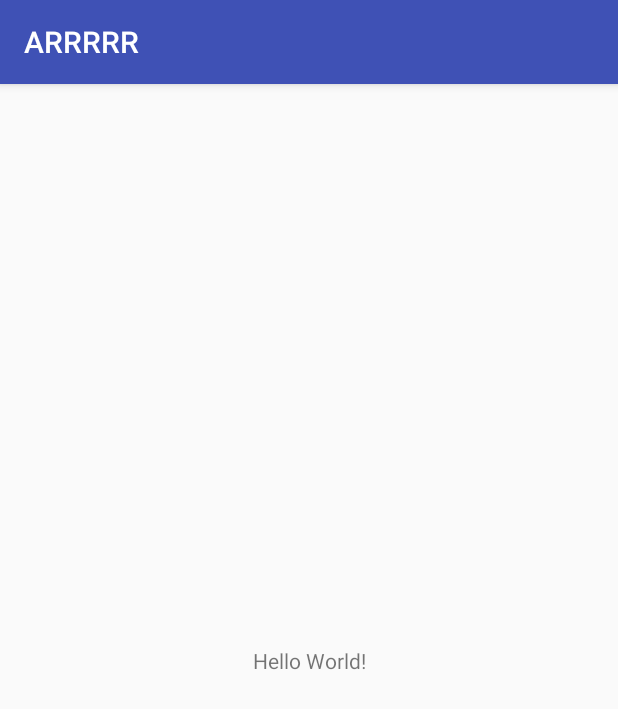
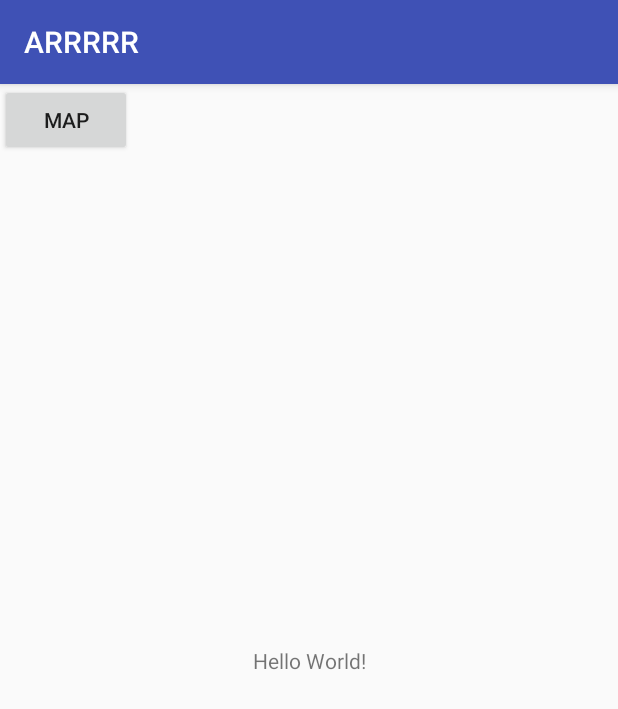
Before and after one commit to wnqi-K/ar-app, an Android app: the screen it shows after launch (MainActivity), on a phone screen of 412 x 824 dp. Shown: the top 709 px of the screen. Run offline under Robolectric (Android 15) with nearby library versions, the phone set to English and light mode, and no system bars.

Commit message:
add access to map activity

```diff
--- a/ARRRRR/app/src/main/java/com/comp30022/arrrrr/MainActivity.java
+++ b/ARRRRR/app/src/main/java/com/comp30022/arrrrr/MainActivity.java
@@ -1,13 +1,27 @@
 package com.comp30022.arrrrr;
 
+import android.content.Intent;
 import android.support.v7.app.AppCompatActivity;
 import android.os.Bundle;
+import android.view.View;
+import android.widget.Button;
 
 public class MainActivity extends AppCompatActivity {
+
+    private Button mBtnMap = null;
 
     @Override
     protected void onCreate(Bundle savedInstanceState) {
         super.onCreate(savedInstanceState);
         setContentView(R.layout.activity_main);
+        mBtnMap = (Button)findViewById(R.id.activity_main_btn_map);
+        mBtnMap.setOnClickListener(new View.OnClickListener() {
+            @Override
+            public void onClick(View view) {
+                startActivity(new Intent(view.getContext(), MapsActivity.class));
+            }
+        });
     }
+
+
 }
--- a/ARRRRR/app/src/main/res/layout/activity_main.xml
+++ b/ARRRRR/app/src/main/res/layout/activity_main.xml
@@ -15,4 +15,12 @@
         app:layout_constraintRight_toRightOf="parent"
         app:layout_constraintTop_toTopOf="parent" />
 
+    <Button
+        android:id="@+id/activity_main_btn_map"
+        android:layout_width="wrap_content"
+        android:layout_height="wrap_content"
+        android:text="Map"
+        tools:layout_editor_absoluteX="79dp"
+        tools:layout_editor_absoluteY="315dp" />
+
 </android.support.constraint.ConstraintLayout>
```
